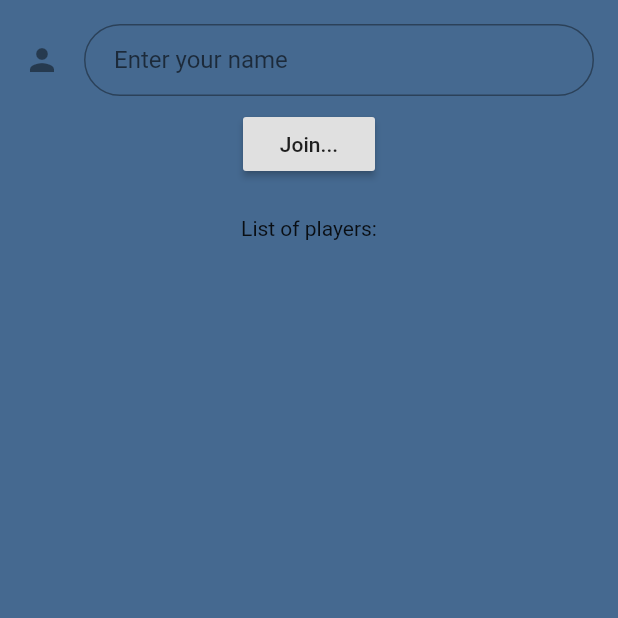
After one commit to Acchindra/Quizzy, a Flutter app: the screen it shows after launch, after a tap on "TEST", on a phone screen of 412 x 824 dp, the top half of it. The commit adds this screen. Run offline on Flutter 3.47's test engine with Material 2 defaults, Android fonts, the phone set to English and light mode, and no system bars; our stand-ins replace google_fonts; network calls fail.

Commit message:
Add files via upload
CreateQuestion is just a placeholder right now and it has a the multiplayerquiz format rn so just change it later

```diff
--- /dev/null
+++ b/quizzy/lib/createquestion.dart
@@ -0,0 +1,225 @@
+import 'package:flutter/material.dart';
+import 'gamecom.dart';
+import 'quizpage.dart';
+
+const bgcolor = Color(0xff456990);
+
+class CreateQuestion extends StatefulWidget{
+  @override
+  State<StatefulWidget> createState() {
+    return new CreateQuestionState();
+  }
+}
+
+class CreateQuestionState extends State<CreateQuestion> {
+  @override
+  static final TextEditingController _name = new TextEditingController();
+  String playerName;
+  List<dynamic> lobbyList = <dynamic>[];
+
+  @override
+  void initState() {
+    super.initState();
+    ///
+    /// Ask to be notified when messages related to the game
+    /// are sent by the server
+    ///
+    game.addListener(_onGameDataReceived);
+  }
+
+  @override
+  void dispose() {
+    game.removeListener(_onGameDataReceived);
+    super.dispose();
+  }
+
+  /// -------------------------------------------------------------------
+  /// This routine handles all messages that are sent by the server.
+  /// In this page, only the following 2 actions have to be processed
+  ///  - players_list
+  ///  - new_game
+  /// -------------------------------------------------------------------
+  _onGameDataReceived(message) {
+    switch (message["action"]) {
+    ///
+    /// Each time a new player joins, we need to
+    ///   * record the new list of players
+    ///   * rebuild the list of all the players
+    ///
+      case "players_list":
+        lobbyList = message["data"];
+
+        // force rebuild
+        setState(() {});
+        break;
+
+    ///
+    /// When a game is launched by another player,
+    /// we accept the new game and automatically redirect
+    /// to the game board.
+    /// As we are not the new game initiator, we will be
+    /// using the "O"
+    ///
+      case 'next_question':
+        Navigator.push(context, new MaterialPageRoute(
+          builder: (BuildContext context)
+          => new QuizPageState(
+              opponentName: 'test',
+              playerNum: 2
+          ),
+        ));
+        break;
+    }
+  }
+
+  /// -----------------------------------------------------------
+  /// If the user has not yet joined, let the user enter
+  /// his/her name and join the list of players
+  /// -----------------------------------------------------------
+  Widget _buildJoin() {
+    if (game.playerName != "") {
+      return new Container();
+    }
+    return new Container(
+      padding: const EdgeInsets.all(16.0),
+      child: new Column(
+        children: <Widget>[
+          new TextField(
+            controller: _name,
+            keyboardType: TextInputType.text,
+            decoration: new InputDecoration(
+              hintText: 'Enter your name',
+              contentPadding: const EdgeInsets.fromLTRB(20.0, 10.0, 20.0, 10.0),
+              border: new OutlineInputBorder(
+                borderRadius: new BorderRadius.circular(32.0),
+              ),
+              icon: const Icon(Icons.person),
+            ),
+          ),
+          new Padding(
+            padding: const EdgeInsets.all(8.0),
+            child: new RaisedButton(
+              onPressed: _onGameJoin,
+              child: new Text('Join...'),
+            ),
+          ),
+        ],
+      ),
+    );
+  }
+
+  /// ------------------------------------------------------
+  /// The user wants to join, so let's send his/her name
+  /// As the user has a name, we may now show the other players
+  /// ------------------------------------------------------
+  _onGameJoin() {
+    game.send('join', _name.text);
+
+    /// Force a rebuild
+    setState(() {});
+  }
+
+  /// ------------------------------------------------------
+  /// Builds the list of players
+  /// ------------------------------------------------------
+  Widget _lobbyList() {
+    ///
+    /// If the user has not yet joined, do not display
+    /// the list of players
+    ///
+    if (game.playerName == "") {
+      return new Container();
+    }
+
+    ///
+    /// Display the list of players.
+    /// For each of them, put a Button that could be used
+    /// to launch a new game
+    ///
+    List<Widget> children = lobbyList.map((playerInfo) {
+      return new ListTile(
+        title: new Text(playerInfo["name"]),
+        trailing: new RaisedButton(
+          onPressed: (){
+            _onPlayGame(playerInfo["name"], playerInfo["id"]);
+          },
+          child: new Text('Play'),
+        ),
+      );
+    }).toList();
+
+    return new Column(
+      children: children,
+    );
+  }
+
+  /// --------------------------------------------------------------
+  /// We launch a new Game, we need to:
+  ///    * send the action "new_game", together with the ID
+  ///      of the opponent we choosed
+  ///    * redirect to the game board
+  ///      As we are the game initiator, we will play with the "X"
+  /// --------------------------------------------------------------
+  _onPlayGame(String name, String id){
+    // We need to send the opponentId to initiate a new game
+    game.send('join_game', id);
+
+    Navigator.push(context, new MaterialPageRoute(
+      builder: (BuildContext context)
+      => new QuizPageState(
+          opponentName: name,
+          playerNum: 1
+      ),
+    ));
+  }
+
+  @override
+  Widget build(BuildContext context) {
+    return new Scaffold(
+      backgroundColor: bgcolor,
+      body: SingleChildScrollView(
+        child: new Column(
+          mainAxisAlignment: MainAxisAlignment.start,
+          children: <Widget>[
+            _buildJoin(),
+            new Text('List of players:'),
+            _lobbyList(),
+          ],
+        ),
+      ),
+    );
+  }
+}
+
+//import 'package:flutter/material.dart';
+//import 'package:quizzy/quizcard.dart';
+//
+//const bgcolor = Color(0xff456990);
+//
+//class MultiPlayerQuiz extends StatefulWidget{
+//  @override
+//  State<StatefulWidget> createState() {
+//    return new MultiQuizState();
+//  }
+//}
+//class MultiQuizState extends State<MultiPlayerQuiz> {
+//  @override
+//  Widget build(BuildContext context) {
+//    return new Scaffold(
+//      backgroundColor: bgcolor,
+//      body: ListView (
+//        padding: EdgeInsets.all(10.0),
+//        children: <Widget>[
+//          //quizPage(7, "try this question for starters", ["Mr. Xu needs to be more productive in life", "Mr. Yum time to help some people", "daaaaaaaaaaaaaaaaaaaang Genius Acchin", "PED TDM BDB CHUNKY CHUNG SKEWER"])
+//          quizCard('first quiz', 'second quiz'),
+//          quizCard('second quiz', 'trying random stuff'),
+//          quizCard('third quiz', 'trying random stuff'),
+//          quizCard('fourth quiz', 'trying random stuff'),
+//          quizCard('fifth quiz', 'trying random stuff'),
+//          quizCard('sixth quiz', 'trying random stuff'),
+//          quizCard('seventh quiz', 'trying random stuff')
+//        ],
+//      ),
+//    );
+//  }
+//}
--- a/quizzy/lib/main.dart
+++ b/quizzy/lib/main.dart
@@ -1,5 +1,6 @@
 import 'package:google_fonts/google_fonts.dart';
 import 'package:flutter/material.dart';
+import 'package:quizzy/createquestion.dart';
 import 'package:quizzy/multiplayerQuiz.dart';
 import 'package:quizzy/singleplayerQuiz.dart';
 const appbarColor = Color(0xffEF767A);
@@ -9,7 +10,16 @@ void main() {
     new MaterialApp(
       debugShowCheckedModeBanner: false,
       title: "QuizGame",
-      home: DefaultTabController(
+      home: FrontPage(),
+
+    ),
+  );
+}
+
+class FrontPage extends StatelessWidget {
+  @override
+  Widget build(BuildContext context) {
+    return DefaultTabController(
         length: 2,
         child: Scaffold(
           appBar: new AppBar(
@@ -26,11 +36,21 @@ void main() {
           body: TabBarView(
                 children: [
                   new SinglePlayerQuiz(),
-                new MultiPlayerQuiz()
+                  new MultiPlayerQuiz(),
                 ]
           ),
+          floatingActionButton: FloatingActionButton(
+            child:Text("TEST"),
+            backgroundColor: Colors.green,
+            onPressed: () {
+              Navigator.push(
+                context,
+                MaterialPageRoute(builder: (context) => new CreateQuestion()),
+              );
+            },
+          ),
         )
-      ),
-    ),
+
     );
   }
+}
```
Lines whose indentation alone changed are shown as unchanged.
